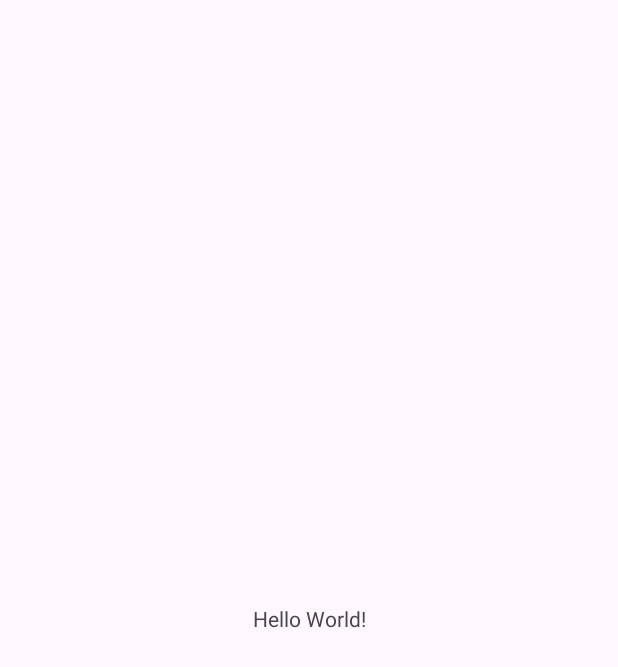
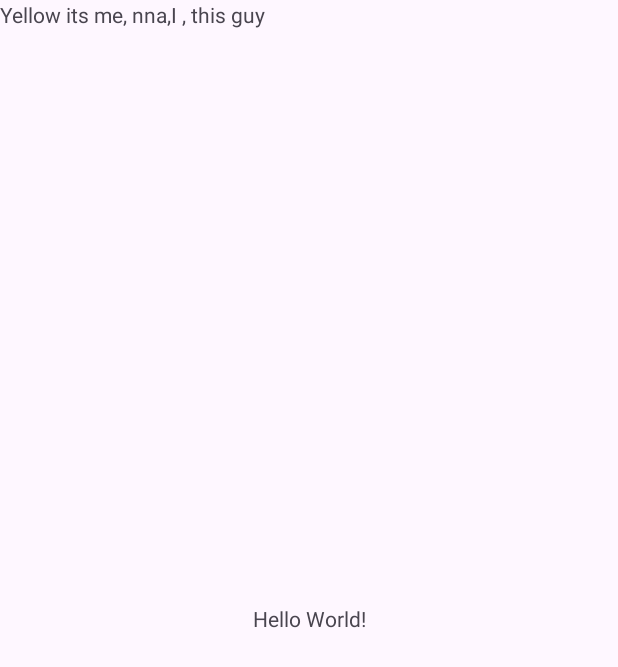
Before and after one commit to ThorisoG/Mvula-Trust-Application, an Android app: the screen it shows after launch (MainActivity), on a phone screen of 412 x 824 dp. Before the commit the part shown is almost empty. Shown: the top 667 px of the screen. Run offline under Robolectric (Android 15) with nearby library versions, the phone set to English and light mode, and no system bars.

Commit message:
Kamo-InitialBuild

```diff
--- a/app/src/main/res/layout/activity_main.xml
+++ b/app/src/main/res/layout/activity_main.xml
@@ -7,6 +7,7 @@
     tools:context=".MainActivity">
 
     <TextView
+        android:id="@+id/textView"
         android:layout_width="wrap_content"
         android:layout_height="wrap_content"
         android:text="Hello World!"
@@ -15,4 +16,11 @@
         app:layout_constraintStart_toStartOf="parent"
         app:layout_constraintTop_toTopOf="parent" />
 
+    <TextView
+        android:layout_width="match_parent"
+        android:layout_height="match_parent"
+        android:text="Yellow its me, nna,I , this guy"
+        app:layout_constraintEnd_toEndOf="parent"
+        app:layout_constraintStart_toStartOf="parent"
+        app:layout_constraintTop_toBottomOf="@+id/textView" />
 </androidx.constraintlayout.widget.ConstraintLayout>
```
